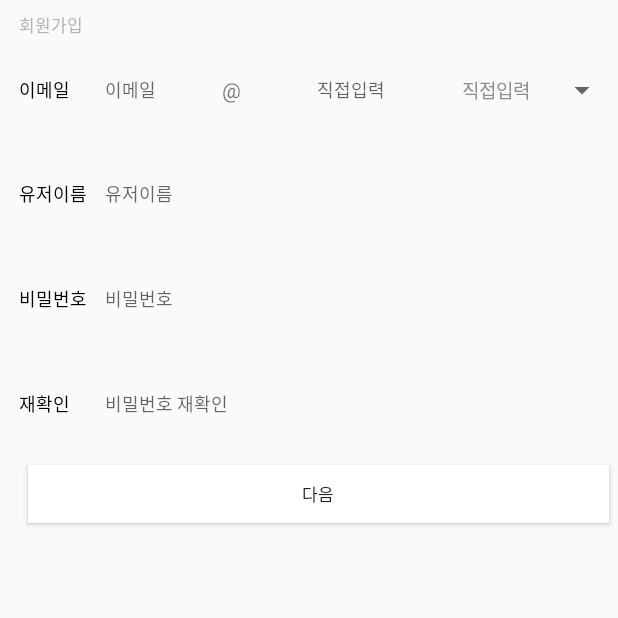
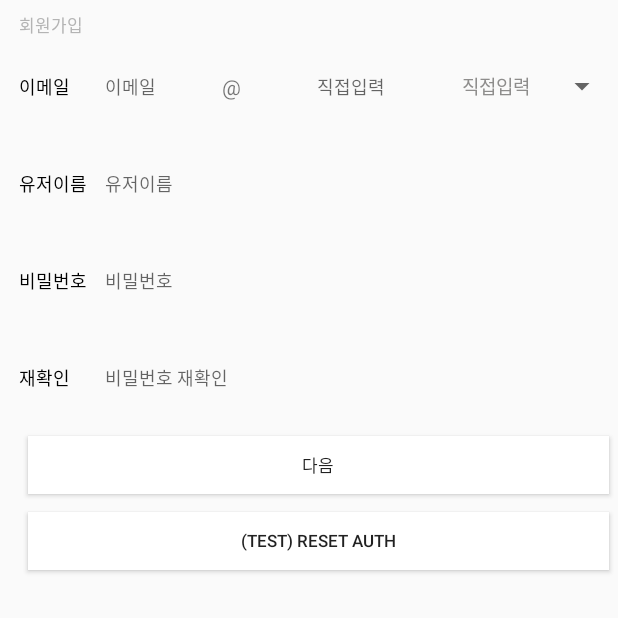
Before and after one commit to bdc01051/software_practice_03, an Android app: the create_account screen opened directly, with no data from a screen before it, on a phone screen of 412 x 824 dp, the top half of it. Run offline under Robolectric (Android 15) with nearby library versions, the phone set to English and light mode, and no system bars; our stand-ins replace Volley.

Commit message:
auto login finished sensor data listener is triggered when entering main auth reset button is added on account activity

```diff
--- a/app/src/main/java/com/example/jiwon_hae/software_practice/account/create_account/create_account.java
+++ b/app/src/main/java/com/example/jiwon_hae/software_practice/account/create_account/create_account.java
@@ -23,6 +23,7 @@ import com.example.jiwon_hae.software_practice.account.create_account.volley.cre
 import com.example.jiwon_hae.software_practice.account.create_account.volley.request_check_email;
 import com.example.jiwon_hae.software_practice.account.create_account.volley.validate_username;
 import com.example.jiwon_hae.software_practice.account.login.login_activity;
+import com.example.jiwon_hae.software_practice.artik.AuthManager;
 
 import org.json.JSONException;
 import org.json.JSONObject;
@@ -40,6 +41,7 @@ public class create_account extends AppCompatActivity {
     private Spinner create_acc_email_list;
 
     private Button next;
+    private Button test_reset;
 
     boolean final_check_email = false;
     boolean final_check_username = false;
@@ -65,6 +67,8 @@ public class create_account extends AppCompatActivity {
         checkPassword(create_acc_password, create_acc_password_recheck);
 
         next = (Button)findViewById(R.id.create_acc_next);
+        test_reset = (Button)findViewById(R.id.test_reset_btn);
+
         next.setClickable(false);
 
         if(final_check_email && final_check_pw && final_check_re_pw && final_check_username){
@@ -112,6 +116,14 @@ public class create_account extends AppCompatActivity {
                 }
 
 
+            }
+        });
+
+        test_reset.setOnClickListener(new View.OnClickListener() {
+            @Override
+            public void onClick(View v) {
+                AuthManager.resetAuthState();
+                Toast.makeText(create_account.this, "reset", Toast.LENGTH_LONG).show();
             }
         });
     }
--- a/app/src/main/java/com/example/jiwon_hae/software_practice/artik/AuthHelper.java
+++ b/app/src/main/java/com/example/jiwon_hae/software_practice/artik/AuthHelper.java
@@ -23,7 +23,7 @@ import net.openid.appauth.AuthorizationServiceConfiguration;
 import net.openid.appauth.ResponseTypeValues;
 
 class AuthHelper {
-    private static final String ARTIKCLOUD_AUTHORIZE_URI = "https://accounts.artik.cloud/signin";
+    private static final String ARTIKCLOUD_AUTHORIZE_URI = "https://accounts.artik.cloud/authorize?prompt=login";
     private static final String ARTIKCLOUD_TOKEN_URI = "https://accounts.artik.cloud/token";
 
     static final String INTENT_ARTIKCLOUD_AUTHORIZATION_RESPONSE
--- a/app/src/main/java/com/example/jiwon_hae/software_practice/artik/SensorData.java
+++ b/app/src/main/java/com/example/jiwon_hae/software_practice/artik/SensorData.java
@@ -34,6 +34,7 @@ public final class SensorData {
     }
 
     public static void requestData (final SensorDataListener listener) {
+
         String accessToken = AuthManager.getAuthState().getAccessToken();
         ApiClient client = new ApiClient();
         client.setAccessToken(accessToken);
--- a/app/src/main/res/layout/activity_create_account.xml
+++ b/app/src/main/res/layout/activity_create_account.xml
@@ -205,15 +205,37 @@
 
         <Button
             android:id="@+id/create_acc_next"
-            android:background = "@color/white"
-            android:elevation="5mm"
             android:layout_width="match_parent"
             android:layout_height="match_parent"
+            android:layout_gravity="center"
             android:layout_margin="1mm"
-            android:layout_gravity="center"
+            android:background="@color/white"
+            android:elevation="5mm"
             android:gravity="center"
             android:text="다음"
-            android:textSize="11dp"/>
+            android:textSize="11dp" />
+
+    </LinearLayout>
+
+    <LinearLayout
+        android:layout_width="match_parent"
+        android:layout_height="8mm"
+        android:layout_gravity="center_vertical"
+        android:layout_marginLeft="2mm"
+        android:gravity="center_vertical"
+        android:orientation="horizontal">
+
+        <Button
+            android:id="@+id/test_reset_btn"
+            android:layout_width="match_parent"
+            android:layout_height="wrap_content"
+            android:layout_gravity="center"
+            android:layout_margin="1mm"
+            android:background="@color/white"
+            android:elevation="5mm"
+            android:gravity="center"
+            android:text="(TEST) RESET AUTH"
+            android:textSize="11dp" />
 
     </LinearLayout>
 
--- a/app/src/main/res/values/strings.xml
+++ b/app/src/main/res/values/strings.xml
@@ -5,10 +5,4 @@
     <string name="hello_world">Please login to ARTIK Cloud</string>
     <string name="click">login</string>
 
-    <!-- ARTIK Test activity -->
-    <string name="play_with_messages">Play with ARTIK Cloud</string>
-    <string name="login_btn_txt">Login to ARTIK Cloud</string>
-    <string name="get_data_btn_txt">Get the latest data</string>
-    <string name="data_txt">data </string>
-
 </resources>
```
Also changed, not shown: app/src/main/java/com/example/jiwon_hae/software_practice/account/login/login_activity.java (+8 -3 lines), app/src/main/java/com/example/jiwon_hae/software_practice/artik/ARTIKLoginActivity.java (+25 -20 lines), app/src/main/java/com/example/jiwon_hae/software_practice/artik/AuthManager.java (+9 -4 lines), app/src/main/java/com/example/jiwon_hae/software_practice/main.java (+34 -1 lines), app/src/main/res/anim/fade_enter.xml (added, +7 -0 lines), app/src/main/res/anim/fade_exit.xml (added, +7 -0 lines), app/src/main/res/layout/activity_artiktest.xml (deleted, +0 -26 lines).
